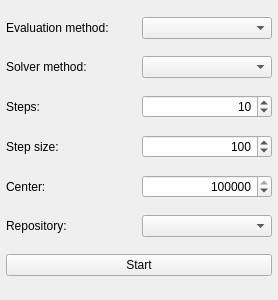
This is gui/snowgui/icegui/focusingcontrollerwidget.ui in AndreasFMueller/AstroPhotography as Qt 5 draws it before an edit. The edited form follows.
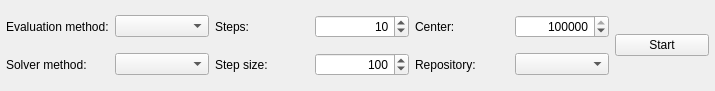
This is the edited form.

The edit to the form file:
```diff
--- a/gui/snowgui/icegui/focusingcontrollerwidget.ui
+++ b/gui/snowgui/icegui/focusingcontrollerwidget.ui
@@ -6,8 +6,8 @@
    <rect>
     <x>0</x>
     <y>0</y>
-    <width>278</width>
-    <height>300</height>
+    <width>715</width>
+    <height>91</height>
    </rect>
   </property>
   <property name="windowTitle">
@@ -26,7 +26,7 @@
    <property name="bottomMargin">
     <number>6</number>
    </property>
-   <item row="3" column="1">
+   <item row="1" column="3">
     <widget class="QSpinBox" name="stepsizeSpinBox">
      <property name="alignment">
       <set>Qt::AlignRight|Qt::AlignTrailing|Qt::AlignVCenter</set>
@@ -42,37 +42,13 @@
      </property>
     </widget>
    </item>
-   <item row="6" column="0" colspan="2">
-    <widget class="QPushButton" name="startButton">
+   <item row="1" column="4">
+    <widget class="QLabel" name="repositoryLabel">
      <property name="text">
-      <string>Start</string>
+      <string>Repository:</string>
      </property>
     </widget>
    </item>
-   <item row="3" column="0">
-    <widget class="QLabel" name="stepsizeLabel">
-     <property name="text">
-      <string>Step size:</string>
-     </property>
-    </widget>
-   </item>
-   <item row="2" column="0">
-    <widget class="QLabel" name="stepsLabel">
-     <property name="text">
-      <string>Steps:</string>
-     </property>
-    </widget>
-   </item>
-   <item row="0" column="0">
-    <widget class="QLabel" name="evaluationLabel">
-     <property name="text">
-      <string>Evaluation method:</string>
-     </property>
-    </widget>
-   </item>
-   <item row="5" column="1">
-    <widget class="QComboBox" name="repositoryBox"/>
-   </item>
    <item row="1" column="0">
     <widget class="QLabel" name="solverLabel">
      <property name="text">
@@ -80,30 +56,54 @@
      </property>
     </widget>
    </item>
-   <item row="2" column="1">
-    <widget class="QSpinBox" name="stepsSpinBox">
-     <property name="alignment">
-      <set>Qt::AlignRight|Qt::AlignTrailing|Qt::AlignVCenter</set>
+   <item row="0" column="4">
+    <widget class="QLabel" name="centerLabel">
+     <property name="text">
+      <string>Center:</string>
      </property>
-     <property name="value">
-      <number>10</number>
+    </widget>
+   </item>
+   <item row="0" column="0">
+    <widget class="QLabel" name="evaluationLabel">
+     <property name="text">
+      <string>Evaluation method:</string>
+     </property>
+    </widget>
+   </item>
+   <item row="0" column="2">
+    <widget class="QLabel" name="stepsLabel">
+     <property name="text">
+      <string>Steps:</string>
      </property>
     </widget>
    </item>
    <item row="0" column="1">
     <widget class="QComboBox" name="evaluationBox"/>
    </item>
+   <item row="1" column="2">
+    <widget class="QLabel" name="stepsizeLabel">
+     <property name="text">
+      <string>Step size:</string>
+     </property>
+    </widget>
+   </item>
+   <item row="0" column="3">
+    <widget class="QSpinBox" name="stepsSpinBox">
+     <property name="alignment">
+      <set>Qt::AlignRight|Qt::AlignTrailing|Qt::AlignVCenter</set>
+     </property>
+     <property name="value">
+      <number>10</number>
+     </property>
+    </widget>
+   </item>
+   <item row="1" column="5">
+    <widget class="QComboBox" name="repositoryBox"/>
+   </item>
    <item row="1" column="1">
     <widget class="QComboBox" name="solverBox"/>
    </item>
-   <item row="5" column="0">
-    <widget class="QLabel" name="repositoryLabel">
-     <property name="text">
-      <string>Repository:</string>
-     </property>
-    </widget>
-   </item>
-   <item row="4" column="1">
+   <item row="0" column="5">
     <widget class="QSpinBox" name="centerSpinBox">
      <property name="alignment">
       <set>Qt::AlignRight|Qt::AlignTrailing|Qt::AlignVCenter</set>
@@ -119,10 +119,10 @@
      </property>
     </widget>
    </item>
-   <item row="4" column="0">
-    <widget class="QLabel" name="centerLabel">
+   <item row="0" column="6" rowspan="2">
+    <widget class="QPushButton" name="startButton">
      <property name="text">
-      <string>Center:</string>
+      <string>Start</string>
      </property>
     </widget>
    </item>
```
